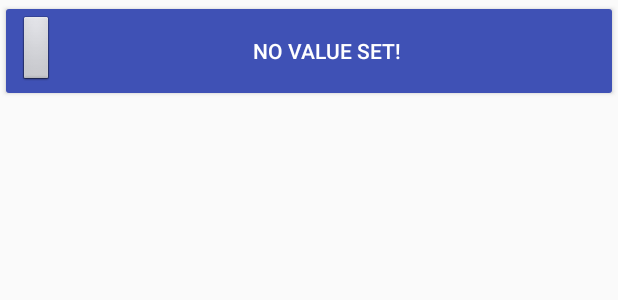
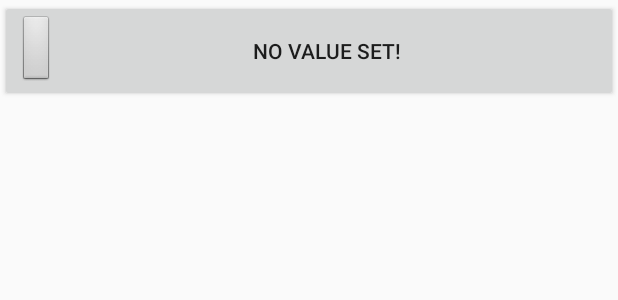
Before and after one commit to zanardob/Worms-Soundboard, an Android app: the layout grid_item.xml on its own in the app's theme, with its tools: preview values and no code run, on a phone screen of 412 x 824 dp. Shown: the top 300 px of the screen. Run offline under Robolectric (Android 15) with nearby library versions, the phone set to English and light mode, and no system bars.

Commit message:
Finally got it working with Buttons!

```diff
--- a/app/src/main/res/layout/activity_main.xml
+++ b/app/src/main/res/layout/activity_main.xml
@@ -10,6 +10,8 @@
         android:id="@+id/gridview"
         android:layout_width="match_parent"
         android:layout_height="match_parent"
+        android:focusable="false"
+        android:clickable="false"
         android:horizontalSpacing="@dimen/activity_horizontal_margin"
         android:verticalSpacing="5dp"
         android:gravity="top"
--- a/app/src/main/res/layout/grid_item.xml
+++ b/app/src/main/res/layout/grid_item.xml
@@ -1,11 +1,9 @@
 <?xml version="1.0" encoding="utf-8"?>
-<TextView xmlns:android="http://schemas.android.com/apk/res/android"
-    style="@style/Widget.AppCompat.Button.Colored"
-    android:clickable="false"
-    android:focusable="false"
+<Button xmlns:android="http://schemas.android.com/apk/res/android"
     android:id="@+id/grid_item_button"
     android:layout_width="match_parent"
     android:layout_height="wrap_content"
+    android:onClick="playSound"
     android:layout_margin="0dp"
     android:drawableStart="@android:drawable/btn_default"
     android:text="No value set!" />
```
Also changed, not shown: app/src/main/java/com/zanardo/wormssoundboard/MainActivity.java (+5 -18 lines), app/src/main/java/com/zanardo/wormssoundboard/SoundAdapter.java (+8 -4 lines).
